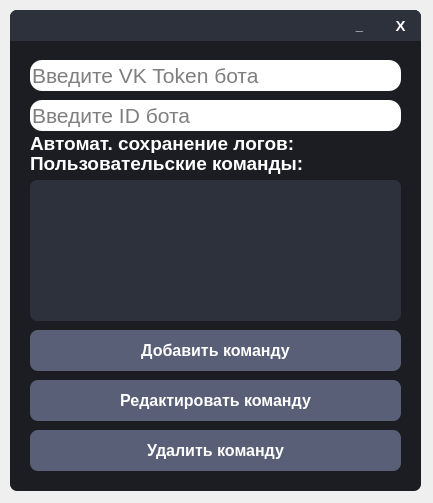
Before: the Qt Designer form VK_Bot/Main_Window/Settings_Window/settings_widnow.ui in otaboyevsardorbek1/VK-Bot-ru, drawn with Qt 5.
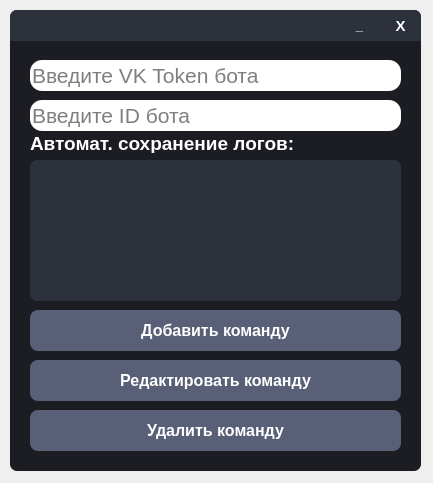
After: the same form once the commit is applied. Icons and pictures are not drawn.

Patch:
```diff
--- a/VK_Bot/Main_Window/Settings_Window/settings_widnow.ui
+++ b/VK_Bot/Main_Window/Settings_Window/settings_widnow.ui
@@ -7,7 +7,7 @@
     <x>0</x>
     <y>0</y>
     <width>433</width>
-    <height>503</height>
+    <height>483</height>
    </rect>
   </property>
   <property name="windowTitle">
@@ -19,7 +19,7 @@
      <x>10</x>
      <y>10</y>
      <width>411</width>
-     <height>481</height>
+     <height>461</height>
     </rect>
    </property>
    <property name="styleSheet">
@@ -30,6 +30,122 @@
 
 QLabel{
 	color: white;
+}
+
+QScrollBar:vertical{
+	border: none;
+    background: #595F76;
+    width: 15px;
+    margin: 15px 0 15px 0;
+	border-radius: 0px;
+ }
+
+QScrollBar::handle:vertical{	
+	background-color: #494E61;
+	min-height: 30px;
+}
+QScrollBar::handle:vertical:hover{	
+	background-color: #D5006A;
+}
+QScrollBar::handle:vertical:pressed{	
+	background-color: #B9005C;
+}
+
+QScrollBar::sub-line:vertical{
+	border: none;
+	background-color: #3A3F50;
+	height: 15px;
+	border-top-left-radius: 7px;
+	border-top-right-radius: 7px;
+	subcontrol-position: top;
+	subcontrol-origin: margin;
+}
+QScrollBar::sub-line:vertical:hover{	
+	background-color: #D5006A;
+}
+QScrollBar::sub-line:vertical:pressed{	
+	background-color: #B9005C;
+}
+
+QScrollBar::add-line:vertical{
+	border: none;
+	background-color: #3A3F50;
+	height: 15px;
+	border-bottom-left-radius: 7px;
+	border-bottom-right-radius: 7px;
+	subcontrol-position: bottom;
+	subcontrol-origin: margin;
+}
+QScrollBar::add-line:vertical:hover{	
+	background-color: #D5006A;
+}
+QScrollBar::add-line:vertical:pressed{	
+	background-color: #B9005C;
+}
+
+QScrollBar::up-arrow:vertical, QScrollBar::down-arrow:vertical{
+	background: none;
+}
+QScrollBar::add-page:vertical, QScrollBar::sub-page:vertical{
+	background: none;
+}
+
+QScrollBar:horizontal{
+	border: none;
+    background: #595F76;
+	height: 15px;
+	margin: 0px 15 0px 15;
+	border-radius: opx;
+ }
+
+QScrollBar::handle:horizontal{	
+	background-color: #494E61;
+	min-width: 30px;
+}
+QScrollBar::handle:horizontal:hover{	
+	background-color: #D5006A;
+}
+QScrollBar::handle:horizontal:pressed{	
+	background-color: #B9005C;
+}
+
+QScrollBar::sub-line:horizontal{
+	border: none;
+	background-color: #3A3F50;
+	width: 15px;
+	border-top-left-radius: 7px;
+	border-bottom-left-radius: 7px;
+	subcontrol-position: left;
+	subcontrol-origin: margin;
+}
+QScrollBar::sub-line:horizontal:hover{	
+	background-color:#D5006A;
+}
+QScrollBar::sub-line:horizontal:pressed{	
+	background-color: #B9005C;
+}
+
+QScrollBar::add-line:horizontal{
+	border: none;
+	background-color: #3A3F50;
+	width: 15px;
+	border-top-right-radius: 7px;
+	border-bottom-right-radius: 7px;
+	subcontrol-position: right;
+	subcontrol-origin: margin;
+}
+QScrollBar::add-line:horizontal:hover{	
+	background-color: #D5006A;
+}
+QScrollBar::add-line:horizontal:pressed{	
+	background-color: #B9005C;
+}
+
+QScrollBar::up-arrow:horizontal, QScrollBar::down-arrow:horizontal{
+	background: none;
+}
+QScrollBar::add-page:horizontal, QScrollBar::sub-page:horizontal{
+	background: none;
 }</string>
    </property>
    <property name="frameShape">
@@ -326,65 +442,11 @@
      </property>
     </widget>
    </widget>
-   <widget class="QLabel" name="label_2">
-    <property name="geometry">
-     <rect>
-      <x>20</x>
-      <y>143</y>
-      <width>286</width>
-      <height>21</height>
-     </rect>
-    </property>
-    <property name="font">
-     <font>
-      <pointsize>14</pointsize>
-      <weight>75</weight>
-      <bold>true</bold>
-     </font>
-    </property>
-    <property name="styleSheet">
-     <string notr="true"/>
-    </property>
-    <property name="text">
-     <string>Пользовательские команды:</string>
-    </property>
-   </widget>
-   <widget class="QPushButton" name="UserCommandsButton">
-    <property name="geometry">
-     <rect>
-      <x>304</x>
-      <y>146</y>
-      <width>20</width>
-      <height>21</height>
-     </rect>
-    </property>
-    <property name="cursor">
-     <cursorShape>PointingHandCursor</cursorShape>
-    </property>
-    <property name="styleSheet">
-     <string notr="true">QPushButton{
-	border: none;
-}</string>
-    </property>
-    <property name="text">
-     <string/>
-    </property>
-    <property name="icon">
-     <iconset>
-      <normaloff>../../../Icons/Off.png</normaloff>../../../Icons/Off.png</iconset>
-    </property>
-    <property name="iconSize">
-     <size>
-      <width>16</width>
-      <height>16</height>
-     </size>
-    </property>
-   </widget>
    <widget class="QPushButton" name="AddUserCommandButton">
     <property name="geometry">
      <rect>
       <x>20</x>
-      <y>320</y>
+      <y>300</y>
       <width>371</width>
       <height>41</height>
      </rect>
@@ -422,14 +484,14 @@
     <property name="geometry">
      <rect>
       <x>20</x>
-      <y>170</y>
+      <y>150</y>
       <width>371</width>
       <height>141</height>
      </rect>
     </property>
     <property name="font">
      <font>
-      <pointsize>14</pointsize>
+      <pointsize>13</pointsize>
       <weight>75</weight>
       <bold>true</bold>
      </font>
@@ -520,7 +582,7 @@
     <property name="geometry">
      <rect>
       <x>20</x>
-      <y>420</y>
+      <y>400</y>
       <width>371</width>
       <height>41</height>
      </rect>
@@ -558,7 +620,7 @@
     <property name="geometry">
      <rect>
       <x>20</x>
-      <y>370</y>
+      <y>350</y>
       <width>371</width>
       <height>41</height>
      </rect>
```
Left out of the diff: 2 changed lines with no effect on the pictures.
